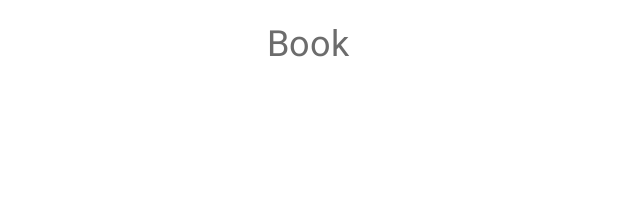
After one commit to young-rae-kim/madcamp_project3, an Android app: the layout actionbar_book.xml on its own in the app's theme, with its tools: preview values and no code run, on a phone screen of 412 x 824 dp. The commit adds this screen. Shown: the top 219 px of the screen. Run offline under Robolectric (Android 15) with nearby library versions, the phone set to English and light mode, and no system bars.

Commit message:
BookActivity.

```diff
--- a/app/build.gradle
+++ b/app/build.gradle
@@ -38,6 +38,7 @@ dependencies {
     implementation 'com.google.firebase:firebase-core:17.0.0'
     implementation 'com.google.firebase:firebase-database:18.0.0'
     implementation 'com.google.firebase:firebase-auth:17.0.0'
+    implementation 'com.google.android.gms:play-services-auth:16.0.1'
 
     // Material Design
     implementation 'com.github.javiersantos:MaterialStyledDialogs:2.1'
--- /dev/null
+++ b/app/src/main/res/layout/actionbar_book.xml
@@ -0,0 +1,16 @@
+<?xml version="1.0" encoding="utf-8"?>
+<RelativeLayout xmlns:android="http://schemas.android.com/apk/res/android"
+    android:orientation="vertical" android:layout_width="match_parent"
+    android:id="@+id/actionbar_book"
+    android:layout_height="56dp">
+
+    <TextView
+        android:layout_width="130dp"
+        android:layout_height="36dp"
+        android:layout_centerInParent="true"
+        android:textColor="@color/gray"
+        android:textSize="24dp"
+        android:text="Book"
+        android:gravity="center"/>
+
+</RelativeLayout>
--- /dev/null
+++ b/app/src/main/res/layout/activity_book.xml
@@ -0,0 +1,6 @@
+<?xml version="1.0" encoding="utf-8"?>
+<LinearLayout xmlns:android="http://schemas.android.com/apk/res/android"
+    android:orientation="vertical" android:layout_width="match_parent"
+    android:layout_height="match_parent">
+
+</LinearLayout>
```
Also changed, not shown: app/src/main/java/com/example/libraryapp/BookActivity.java (added, +14 -0 lines), app/src/main/java/com/example/libraryapp/user/LoginActivity.java (+70 -0 lines), app/src/main/res/layout/activity_login.xml (+18 -1 lines), 2 other files.
